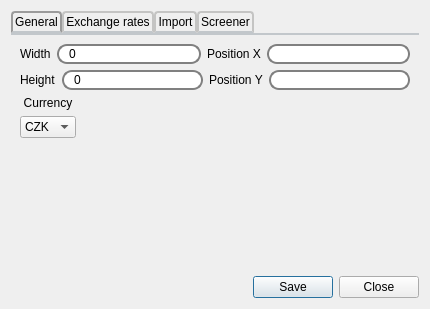
Qt form settingsform.ui (ado130/SPM) before a commit.
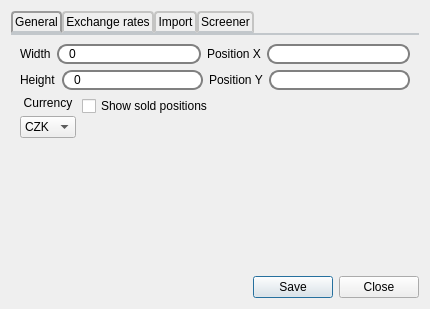
The same form after that commit. The open tabs and pages were chosen to show the change.

The edit to the form file:
```diff
--- a/settingsform.ui
+++ b/settingsform.ui
@@ -228,6 +228,30 @@
            </item>
           </layout>
          </item>
+         <item>
+          <layout class="QVBoxLayout" name="verticalLayout_8">
+           <item>
+            <widget class="QCheckBox" name="cbSoldPositions">
+             <property name="text">
+              <string>Show sold positions</string>
+             </property>
+            </widget>
+           </item>
+           <item>
+            <spacer name="verticalSpacer_4">
+             <property name="orientation">
+              <enum>Qt::Vertical</enum>
+             </property>
+             <property name="sizeHint" stdset="0">
+              <size>
+               <width>20</width>
+               <height>40</height>
+              </size>
+             </property>
+            </spacer>
+           </item>
+          </layout>
+         </item>
          <item>
           <spacer name="horizontalSpacer_6">
            <property name="orientation">
```
Left out of the diff: 2 changed lines with no effect on the pictures.
